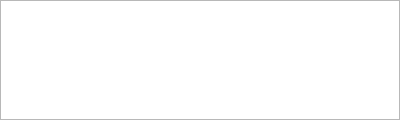
Qt form Modules/SegmentationUI/Qmitk/QmitkMultiLabelInspectorControls.ui (MITK/MITK) before a commit.
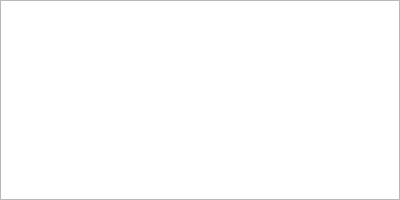
The same form after that commit. Custom widgets are drawn as their Qt base class.

Commit message: Increase height of MultiLabelInspector

Patch:
```diff
--- a/Modules/SegmentationUI/Qmitk/QmitkMultiLabelInspectorControls.ui
+++ b/Modules/SegmentationUI/Qmitk/QmitkMultiLabelInspectorControls.ui
@@ -7,7 +7,7 @@
     <x>0</x>
     <y>0</y>
     <width>400</width>
-    <height>120</height>
+    <height>200</height>
    </rect>
   </property>
   <property name="sizePolicy">
@@ -20,9 +20,6 @@
    <string>Form</string>
   </property>
   <layout class="QVBoxLayout" name="verticalLayout">
-   <property name="spacing">
-    <number>0</number>
-   </property>
    <property name="leftMargin">
     <number>0</number>
    </property>
@@ -46,13 +43,13 @@
      <property name="minimumSize">
       <size>
        <width>0</width>
-       <height>120</height>
+       <height>200</height>
       </size>
      </property>
      <property name="maximumSize">
       <size>
        <width>16777215</width>
-       <height>120</height>
+       <height>200</height>
       </size>
      </property>
      <property name="editTriggers">
```
